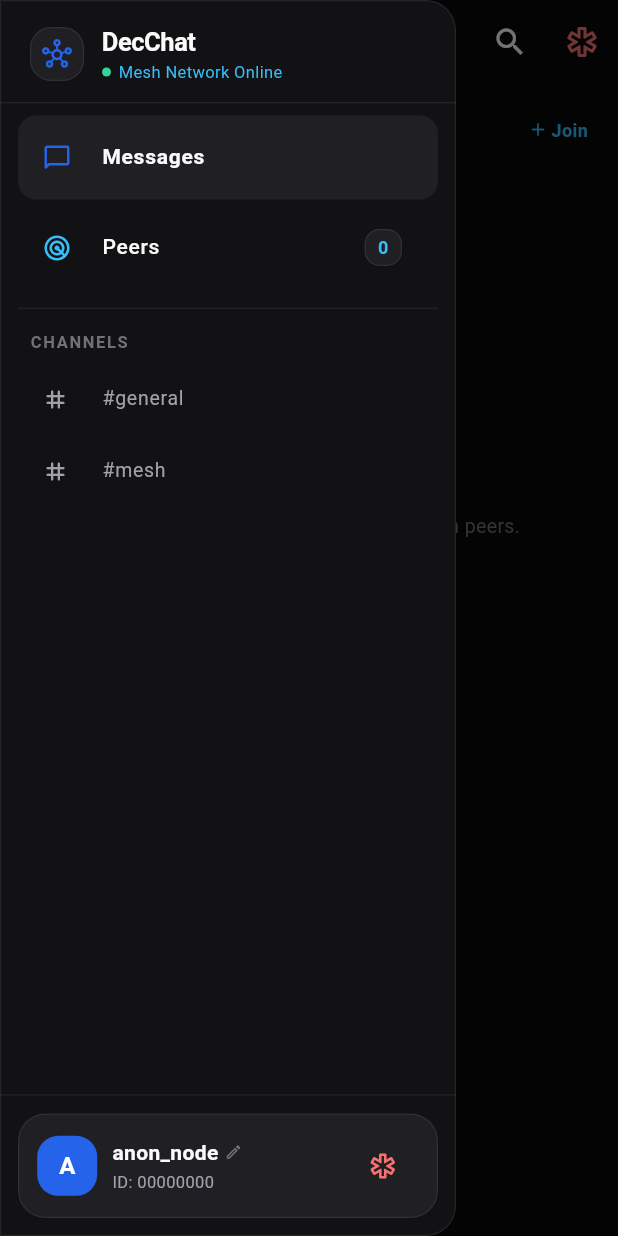
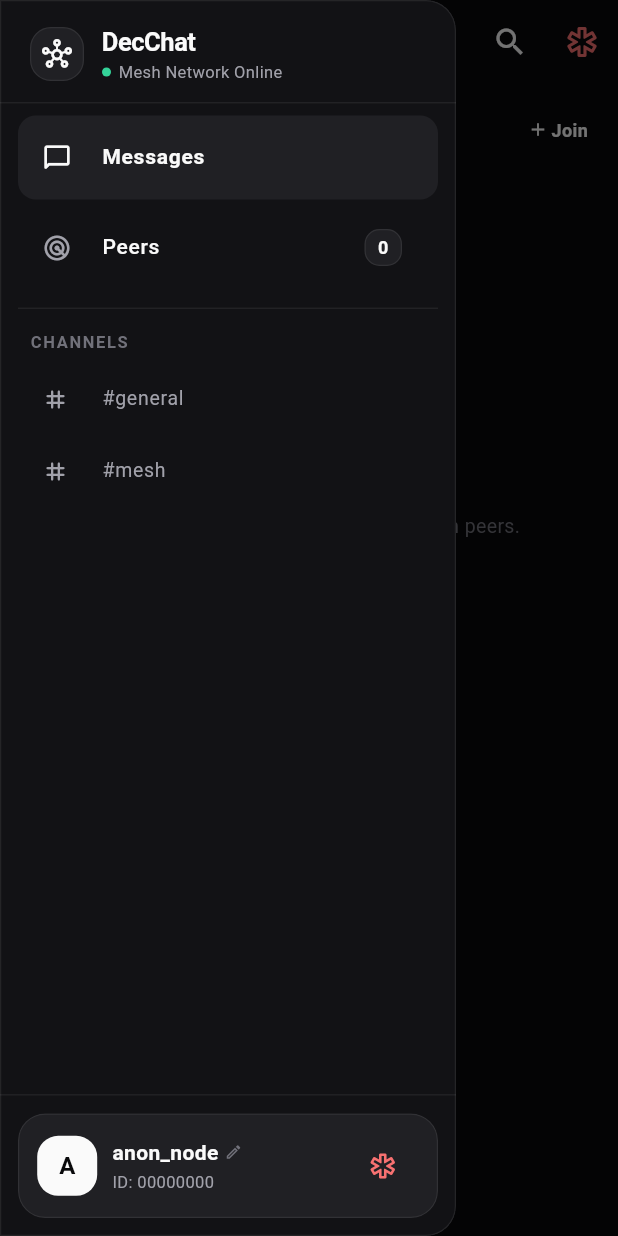
Before and after one commit to sushantdev-git/dec-chat, a Flutter app: the screen it shows after launch, with the side drawer open, on a phone screen of 412 x 824 dp. Run offline on Flutter 3.47's test engine with Material 3 defaults, Android fonts, the phone set to English and light mode, and no system bars; our stand-ins replace flutter_riverpod; missing offline and left inert: cryptography.

Commit message:
feat(ui): update accent palette to monochrome crisp design

```diff
--- a/lib/presentation/theme/app_theme.dart
+++ b/lib/presentation/theme/app_theme.dart
@@ -2,12 +2,15 @@ import 'package:flutter/material.dart';
 
 /// Minimalist design system theme constants and configuration.
 class AppTheme {
-  // Brand & Accent Colors
-  static const Color primaryBlue = Color(0xFF2563EB); // Electric Royal Blue
-  static const Color primaryBlueDark = Color(0xFF1D4ED8);
+  // Brand & Accent Colors (Monochrome Crisp Palette)
+  static const Color primaryAccent = Color(0xFFFAFAFA); // Crisp Zinc-50 / Pure White
+  static const Color onPrimaryAccent = Color(0xFF09090B); // Deep Zinc-950 Black
+  static const Color accentSubtle = Color(0x1FFFFFFF); // 12% white fill for chips/badges
+  static const Color primaryBlue = primaryAccent; // Backward-compatible alias
+  static const Color primaryBlueDark = Color(0xFFE4E4E7); // Zinc-200
+  static const Color bleMeshBlue = Color(0xFFE4E4E7); // Crisp Zinc-200 for radio/mesh
   static const Color verifiedGreen = Color(0xFF34D399); // Emerald-400
   static const Color panicRed = Color(0xFFF87171); // Rose-400
-  static const Color bleMeshBlue = Color(0xFF38BDF8); // Sky-400
   static const Color nostrPurple = Color(0xFFC084FC); // Purple-400
 
   // Neutral Surfaces (Zinc Palette)
@@ -46,10 +49,10 @@ class AppTheme {
       brightness: Brightness.dark,
       scaffoldBackgroundColor: darkBackground,
       colorScheme: const ColorScheme.dark(
-        primary: primaryBlue,
-        onPrimary: Colors.white,
-        secondary: bleMeshBlue,
-        onSecondary: Colors.black,
+        primary: primaryAccent,
+        onPrimary: onPrimaryAccent,
+        secondary: textSecondary,
+        onSecondary: onPrimaryAccent,
         surface: darkSurface,
         onSurface: textPrimary,
         error: panicRed,
@@ -83,7 +86,7 @@ class AppTheme {
         ),
         focusedBorder: OutlineInputBorder(
           borderRadius: BorderRadius.circular(radiusPill),
-          borderSide: const BorderSide(color: primaryBlue, width: 1.5),
+          borderSide: const BorderSide(color: primaryAccent, width: 1.2),
         ),
         contentPadding: const EdgeInsets.symmetric(horizontal: 18, vertical: 12),
       ),
--- a/lib/presentation/views/conversation_list_screen.dart
+++ b/lib/presentation/views/conversation_list_screen.dart
@@ -57,8 +57,8 @@ class ConversationListScreen extends ConsumerWidget {
           ),
           ElevatedButton(
             style: ElevatedButton.styleFrom(
-              backgroundColor: AppTheme.primaryBlue,
-              foregroundColor: Colors.white,
+              backgroundColor: AppTheme.primaryAccent,
+              foregroundColor: AppTheme.onPrimaryAccent,
               shape: RoundedRectangleBorder(borderRadius: BorderRadius.circular(12)),
             ),
             onPressed: () {
@@ -251,11 +251,11 @@ class ConversationListScreen extends ConsumerWidget {
                     padding: EdgeInsets.symmetric(horizontal: 4, vertical: 2),
                     child: Row(
                       children: [
-                        Icon(Icons.add, size: 14, color: AppTheme.bleMeshBlue),
+                        Icon(Icons.add, size: 14, color: AppTheme.textPrimary),
                         SizedBox(width: 2),
                         Text(
                           'Join',
-                          style: TextStyle(fontSize: 12, color: AppTheme.bleMeshBlue, fontWeight: FontWeight.bold),
+                          style: TextStyle(fontSize: 12, color: AppTheme.textPrimary, fontWeight: FontWeight.bold),
                         ),
                       ],
                     ),
@@ -277,13 +277,13 @@ class ConversationListScreen extends ConsumerWidget {
                 width: 40,
                 height: 40,
                 decoration: BoxDecoration(
-                  color: isLocation ? const Color(0xFF132B45) : AppTheme.darkCard,
+                  color: AppTheme.darkCard,
                   borderRadius: AppTheme.squircleMedium,
                   border: Border.all(color: AppTheme.darkBorderSubtle, width: 0.8),
                 ),
                 child: Icon(
                   isLocation ? Icons.place : Icons.tag,
-                  color: isLocation ? AppTheme.bleMeshBlue : AppTheme.textSecondary,
+                  color: isLocation ? AppTheme.textPrimary : AppTheme.textSecondary,
                   size: 20,
                 ),
               ),
@@ -358,7 +358,7 @@ class ConversationListScreen extends ConsumerWidget {
                     borderRadius: AppTheme.squircleMedium,
                     border: Border.all(color: AppTheme.darkBorderSubtle, width: 0.8),
                   ),
-                  child: const Icon(Icons.lock, size: 18, color: AppTheme.primaryBlue),
+                  child: const Icon(Icons.lock, size: 18, color: AppTheme.textSecondary),
                 ),
                 title: Row(
                   children: [
--- a/lib/presentation/widgets/app_drawer.dart
+++ b/lib/presentation/widgets/app_drawer.dart
@@ -156,7 +156,7 @@ class AppDrawer extends ConsumerWidget {
                     child: const Icon(
                       Icons.hub_outlined,
                       size: 20,
-                      color: AppTheme.primaryBlue,
+                      color: AppTheme.textPrimary,
                     ),
                   ),
                   const SizedBox(width: 12),
@@ -186,7 +186,7 @@ class AppDrawer extends ConsumerWidget {
                             const Flexible(
                               child: Text(
                                 'Mesh Network Online',
-                                style: TextStyle(fontSize: 11, color: AppTheme.bleMeshBlue),
+                                style: TextStyle(fontSize: 11, color: AppTheme.textSecondary),
                                 overflow: TextOverflow.ellipsis,
                               ),
                             ),
@@ -210,7 +210,7 @@ class AppDrawer extends ConsumerWidget {
                   ListTile(
                     shape: RoundedRectangleBorder(borderRadius: BorderRadius.circular(12)),
                     tileColor: AppTheme.darkCardElevated,
-                    leading: const Icon(Icons.chat_bubble_outline_rounded, color: AppTheme.primaryBlue, size: 20),
+                    leading: const Icon(Icons.chat_bubble_outline_rounded, color: AppTheme.textPrimary, size: 20),
                     title: const Text(
                       'Messages',
                       style: TextStyle(
@@ -226,7 +226,7 @@ class AppDrawer extends ConsumerWidget {
                   // Discovered Peers Section
                   ListTile(
                     shape: RoundedRectangleBorder(borderRadius: BorderRadius.circular(12)),
-                    leading: const Icon(Icons.radar_rounded, color: AppTheme.bleMeshBlue, size: 20),
+                    leading: const Icon(Icons.radar_rounded, color: AppTheme.textSecondary, size: 20),
                     title: const Text(
                       'Peers',
                       style: TextStyle(
@@ -247,7 +247,7 @@ class AppDrawer extends ConsumerWidget {
                         style: const TextStyle(
                           fontSize: 12,
                           fontWeight: FontWeight.bold,
-                          color: AppTheme.bleMeshBlue,
+                          color: AppTheme.textPrimary,
                         ),
                       ),
                     ),
@@ -313,7 +313,7 @@ class AppDrawer extends ConsumerWidget {
                           width: 40,
                           height: 40,
                           decoration: const BoxDecoration(
-                            color: AppTheme.primaryBlue,
+                            color: AppTheme.primaryAccent,
                             borderRadius: AppTheme.squircleMedium,
                           ),
                           child: Center(
@@ -322,7 +322,7 @@ class AppDrawer extends ConsumerWidget {
                               style: const TextStyle(
                                 fontWeight: FontWeight.bold,
                                 fontSize: 16,
-                                color: Colors.white,
+                                color: AppTheme.onPrimaryAccent,
                               ),
                             ),
                           ),
--- a/lib/presentation/widgets/edit_profile_sheet.dart
+++ b/lib/presentation/widgets/edit_profile_sheet.dart
@@ -216,8 +216,8 @@ class _EditProfileSheetState extends ConsumerState<EditProfileSheet> {
               Expanded(
                 child: ElevatedButton(
                   style: ElevatedButton.styleFrom(
-                    backgroundColor: AppTheme.primaryBlue,
-                    foregroundColor: Colors.white,
+                    backgroundColor: AppTheme.primaryAccent,
+                    foregroundColor: AppTheme.onPrimaryAccent,
                     shape: const RoundedRectangleBorder(borderRadius: AppTheme.pill),
                     padding: const EdgeInsets.symmetric(vertical: 14),
                   ),
--- a/lib/presentation/widgets/message_bubble.dart
+++ b/lib/presentation/widgets/message_bubble.dart
@@ -78,7 +78,7 @@ class MessageBubble extends StatelessWidget {
                         style: const TextStyle(
                           fontSize: 12,
                           fontWeight: FontWeight.w700,
-                          color: AppTheme.bleMeshBlue,
+                          color: AppTheme.textSecondary,
                         ),
                       ),
                       const SizedBox(width: 6),
--- a/lib/presentation/widgets/safety_number_card.dart
+++ b/lib/presentation/widgets/safety_number_card.dart
@@ -37,7 +37,7 @@ class SafetyNumberCard extends StatelessWidget {
               children: [
                 Icon(
                   peer.isVerified ? Icons.verified_user : Icons.shield_outlined,
-                  color: peer.isVerified ? AppTheme.verifiedGreen : AppTheme.bleMeshBlue,
+                  color: peer.isVerified ? AppTheme.verifiedGreen : AppTheme.textSecondary,
                   size: 26,
                 ),
                 const SizedBox(width: 8),
@@ -108,7 +108,7 @@ class SafetyNumberCard extends StatelessWidget {
               },
               icon: const Icon(Icons.copy, size: 16),
               label: const Text('Copy Safety Number'),
-              style: TextButton.styleFrom(foregroundColor: AppTheme.bleMeshBlue),
+              style: TextButton.styleFrom(foregroundColor: AppTheme.textPrimary),
             ),
             const Divider(height: 24, color: AppTheme.darkBorderSubtle),
 
--- a/lib/presentation/widgets/slash_command_popup.dart
+++ b/lib/presentation/widgets/slash_command_popup.dart
@@ -53,8 +53,9 @@ class SlashCommandPopup extends StatelessWidget {
                   Container(
                     padding: const EdgeInsets.symmetric(horizontal: 7, vertical: 3),
                     decoration: BoxDecoration(
-                      color: AppTheme.primaryBlue.withValues(alpha: 0.18),
+                      color: AppTheme.accentSubtle,
                       borderRadius: BorderRadius.circular(6),
+                      border: Border.all(color: AppTheme.darkBorderSubtle, width: 0.8),
                     ),
                     child: Text(
                       item.command,
@@ -62,7 +63,7 @@ class SlashCommandPopup extends StatelessWidget {
                         fontFamily: 'monospace',
                         fontSize: 13,
                         fontWeight: FontWeight.bold,
-                        color: AppTheme.bleMeshBlue,
+                        color: AppTheme.textPrimary,
                       ),
                     ),
                   ),
```
Also changed, not shown: lib/presentation/views/chat_screen.dart (+4 -4 lines), lib/presentation/views/peer_directory_screen.dart (+8 -7 lines), 1 other file.
